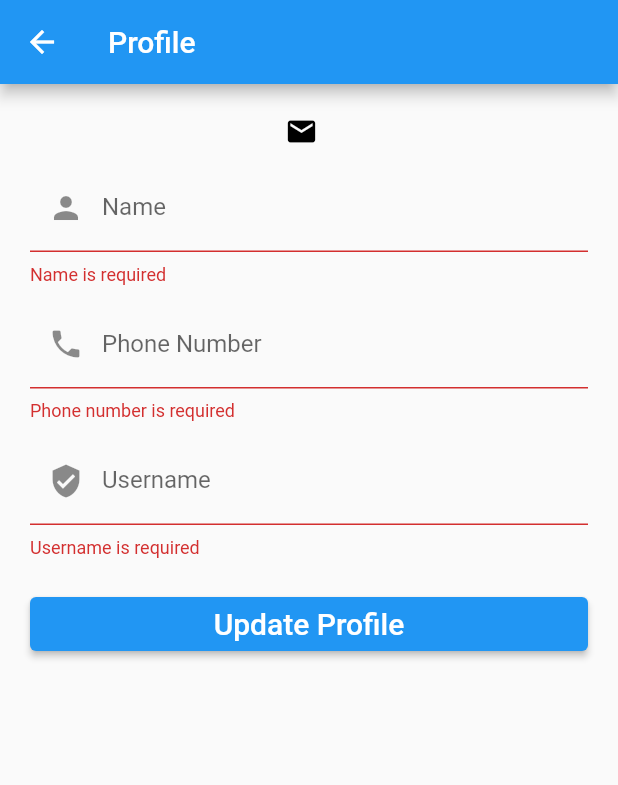
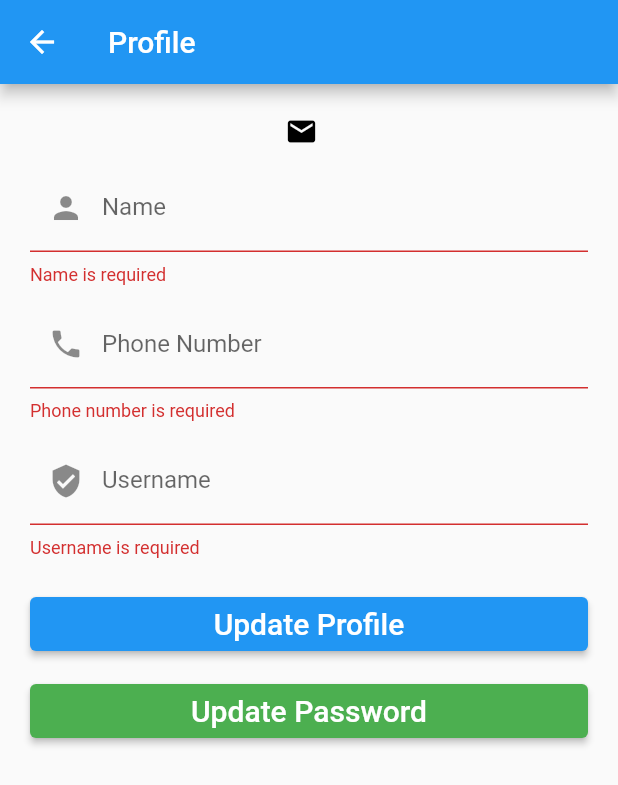
Before and after one commit to 220049/KUKUR-BIRALO, a Flutter app: the ProfileScreen screen opened by its route, after a tap on "Update Profile", on a phone screen of 412 x 824 dp. Shown: the top 785 px of the screen. Run offline on Flutter 3.47's test engine with Material 2 defaults, Android fonts, the phone set to English and light mode, and no system bars; drawn by our look-alikes of loader_overlay; our stand-ins replace cloud_firestore, firebase_auth, firebase_core, firebase_messaging, firebase_storage, flutter_local_notifications and 2 more; missing offline and left inert: dart:ffi; accounts and stored records are empty; Roboto replaces fonts that are missing (WorkSansSemiBold).

Commit message:
coment change password

```diff
--- a/KUKUR-BIRALO/lib/main.dart
+++ b/KUKUR-BIRALO/lib/main.dart
@@ -2,6 +2,7 @@ import 'package:firebase_core/firebase_core.dart';
 import 'package:flutter/material.dart';
 import 'package:loader_overlay/loader_overlay.dart';
 import 'package:n_baz/screens/account/profile_screen.dart';
+import 'package:n_baz/screens/auth/change_password.dart';
 import 'package:n_baz/screens/auth/forget_password_screen.dart';
 import 'package:n_baz/screens/auth/login_screen.dart';
 import 'package:n_baz/screens/auth/register_screen.dart';
@@ -83,6 +84,7 @@ class MyApp extends StatelessWidget {
                 "/single-category": (BuildContext context)=>SingleCategoryScreen(),
                 "/my-products": (BuildContext context)=>MyProductScreen(),
                 "/my-profile": (BuildContext context)=>ProfileScreen(),
+                // '/change-password': (context) => ChangePasswordScreen(),
               },
             );
           }
--- a/KUKUR-BIRALO/lib/screens/account/profile_screen.dart
+++ b/KUKUR-BIRALO/lib/screens/account/profile_screen.dart
@@ -46,16 +46,17 @@ class _ProfileScreenState extends State<ProfileScreen> {
     }
     _ui.loadState(true);
     try {
-      await _authViewModel.updateProfile(
-        UserModel(
-          name: _nameController.text,
-          phone: _phoneNumberController.text,
-          username: _usernameController.text,
-        ),
-      );
-      ScaffoldMessenger.of(context).showSnackBar(
-        const SnackBar(content: Text('Profile updated successfully')),
-      );
+      final currentUser = _authViewModel.loggedInUser;
+      if (currentUser != null) {
+        currentUser.name = _nameController.text;
+        currentUser.phone = _phoneNumberController.text;
+        currentUser.username = _usernameController.text;
+
+        await _authViewModel.updateProfile(currentUser);
+        ScaffoldMessenger.of(context).showSnackBar(
+          const SnackBar(content: Text('Profile updated successfully')),
+        );
+      }
     } catch (err) {
       ScaffoldMessenger.of(context).showSnackBar(
         SnackBar(content: Text(err.toString())),
@@ -63,6 +64,7 @@ class _ProfileScreenState extends State<ProfileScreen> {
     }
     _ui.loadState(false);
   }
+
 
   final _formKey = GlobalKey<FormState>();
 
@@ -157,6 +159,20 @@ class _ProfileScreenState extends State<ProfileScreen> {
                   style: TextStyle(fontSize: 20),
                 ),
               ),
+              const SizedBox(height: 10),
+              ElevatedButton(
+                onPressed: () {
+                  Navigator.pushNamed(context, '/change-password');
+                },
+                style: ElevatedButton.styleFrom(
+                  primary: Colors.green,
+                  onPrimary: Colors.white,
+                ),
+                child: const Text(
+                  'Update Password',
+                  style: TextStyle(fontSize: 20),
+                ),
+              ),
             ],
           ),
         ),
@@ -227,4 +243,5 @@ class ValidateSignup {
 
     return null;
   }
+
 }
--- a/KUKUR-BIRALO/lib/screens/splash_screen.dart
+++ b/KUKUR-BIRALO/lib/screens/splash_screen.dart
@@ -16,7 +16,7 @@ class _SplashScreenState extends State<SplashScreen> {
   late AuthViewModel _authViewModel;
 
   void checkLogin() async{
-    await Future.delayed(Duration(seconds: 10));
+    await Future.delayed(Duration(seconds: 8));
     // check for user detail first
     try{
       await _authViewModel.checkLogin();
```
Also changed, not shown: KUKUR-BIRALO/lib/screens/auth/change_password.dart (added, +200 -0 lines), KUKUR-BIRALO/lib/viewmodels/auth_viewmodel.dart (+11 -0 lines).
